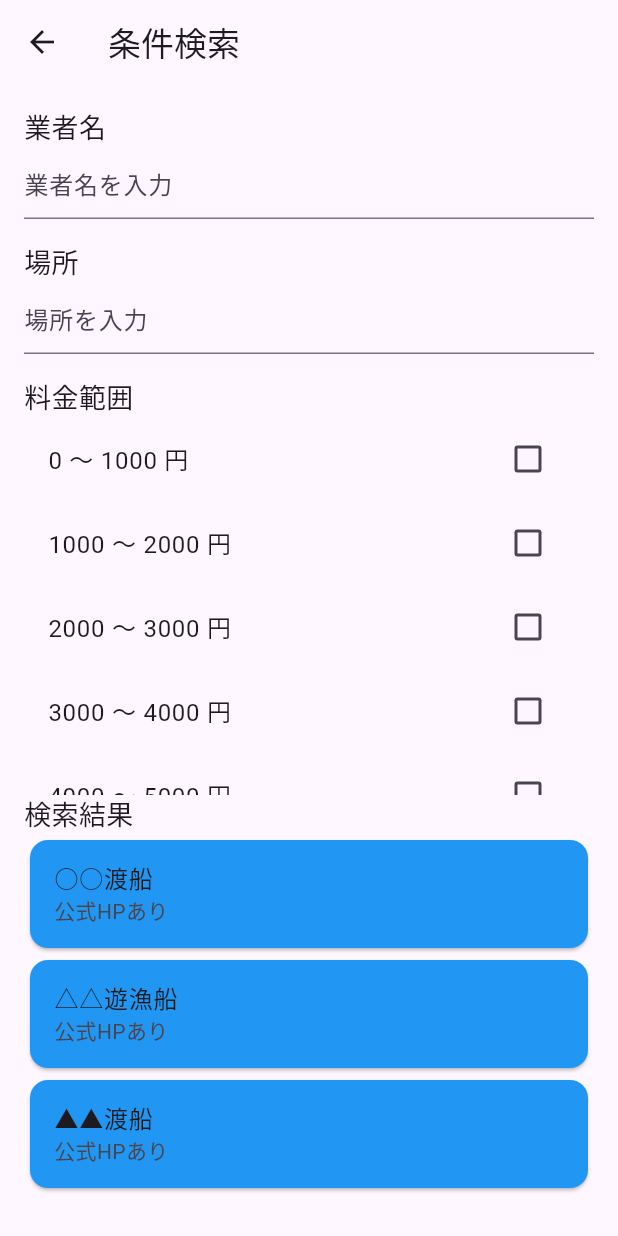
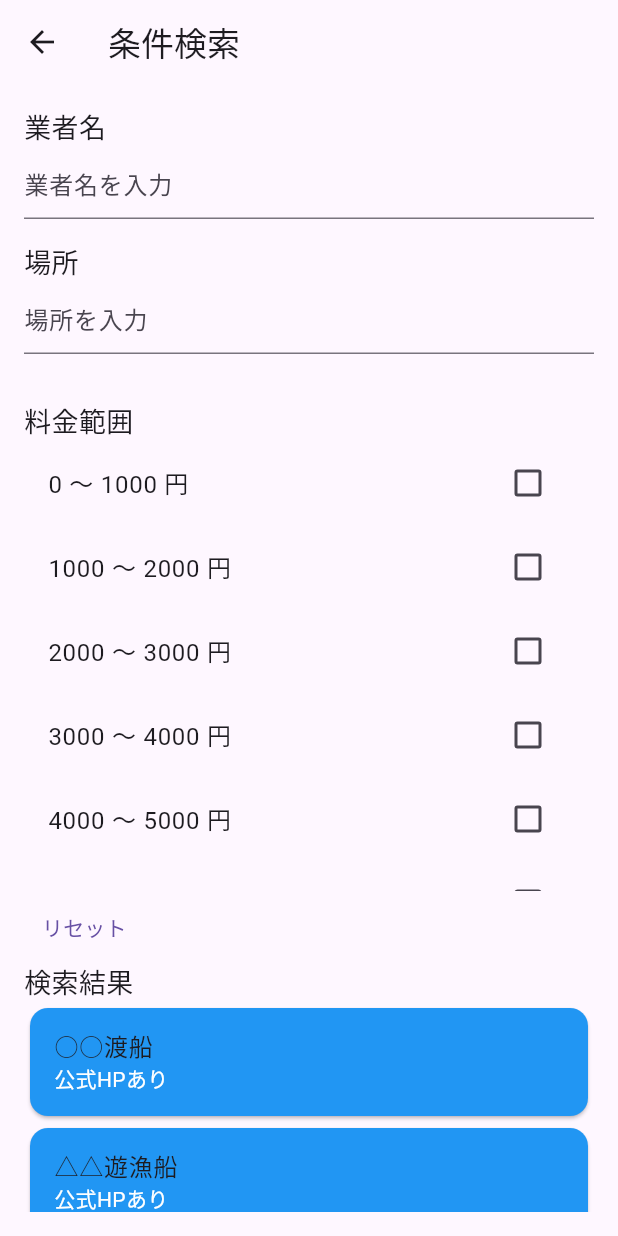
Before and after one commit to Kaito-nagai/fishing_app, a Flutter app: the screen it shows after launch, after a tap on the "search" icon, on a phone screen of 412 x 824 dp. Run offline on Flutter 3.47's test engine with Material 3 defaults, Android fonts, the light colour scheme and no system bars.

Commit message:
コードを整理し、不要なデバッグコードを削除

```diff
--- a/lib/main.dart
+++ b/lib/main.dart
@@ -4,9 +4,13 @@ import 'package:flutter/material.dart';
 import 'package:flutter/services.dart';
 import 'dart:convert';
 import 'package:url_launcher/url_launcher.dart'; // 外部リンク用
+import 'package:flutter/foundation.dart'; // kDebugMode用
+import 'package:fishing_app/pages/search_form.dart'; // SearchFormをインポート
 
 void main() {
+  if (kDebugMode) {
     debugPrint('Starting FishingApp...');
+  }
   runApp(const FishingApp());
 }
 
@@ -16,12 +20,12 @@ class FishingApp extends StatelessWidget {
 
   @override
   Widget build(BuildContext context) {
+    if (kDebugMode) {
       debugPrint('FishingApp: Building...');
+    }
     return MaterialApp(
       title: 'Fishing App',
-      theme: ThemeData(
-        primarySwatch: Colors.blue,
-      ),
+      theme: ThemeData(primarySwatch: Colors.blue),
       home: const HomePage(), // ホーム画面を指定
     );
   }
@@ -33,17 +37,17 @@ class HomePage extends StatelessWidget {
 
   @override
   Widget build(BuildContext context) {
+    if (kDebugMode) {
       debugPrint('Building HomePage...');
+    }
     return Scaffold(
-      appBar: AppBar(
-        title: const Text('Fishing App'),
-      ),
-      body: const Center(
-        child: Text('ようこそ！', style: TextStyle(fontSize: 24)),
-      ),
+      appBar: AppBar(title: const Text('Fishing App')),
+      body: const Center(child: Text('ようこそ！', style: TextStyle(fontSize: 24))),
       floatingActionButton: FloatingActionButton(
         onPressed: () {
+          if (kDebugMode) {
             debugPrint('FloatingActionButton pressed');
+          }
           Navigator.push(
             context,
             MaterialPageRoute(builder: (context) => const SearchPage()),
@@ -75,26 +79,49 @@ class _SearchPageState extends State<SearchPage> {
   @override
   void initState() {
     super.initState();
+    if (kDebugMode) {
       debugPrint('SearchPage: initState is called');
+    }
     _loadJsonData();
+  }
+
+  @override
+  void dispose() {
+    _debounce?.cancel();
+    _nameController.dispose();
+    _locationController.dispose();
+    super.dispose();
   }
 
   // JSONデータをロード
   Future<void> _loadJsonData() async {
+    try {
+      if (kDebugMode) {
         debugPrint('SearchPage: Loading JSON data...');
-    final String response =
-        await rootBundle.loadString('assets/data/sample_data.json');
+      }
+      final String response = await rootBundle.loadString(
+        'assets/data/sample_data.json',
+      );
       final data = json.decode(response);
       setState(() {
         _data = data;
         _filteredData = data; // 初期状態で全データを表示
       });
+      if (kDebugMode) {
         debugPrint('SearchPage: JSON data loaded.');
+      }
+    } catch (e) {
+      if (kDebugMode) {
+        debugPrint('Error loading JSON data: $e');
+      }
+    }
   }
 
   // 入力条件が変更されたときに呼び出される
   void _onConditionChanged() {
+    if (kDebugMode) {
       debugPrint('_onConditionChanged called');
+    }
     if (_debounce?.isActive ?? false) {
       _debounce?.cancel();
     }
@@ -111,18 +138,23 @@ class _SearchPageState extends State<SearchPage> {
           !_selectedPrices.contains(true)) {
         _filteredData = _getRandomData(); // 条件が空の場合、ランダムデータを表示
       } else {
-        _filteredData = _data.where((item) {
+        _filteredData =
+            _data.where((item) {
               final String name = item['name'];
               final String location = item['location'];
               final int price = item['price'];
 
-          final bool matchesName = _nameController.text.isEmpty ||
+              final bool matchesName =
+                  _nameController.text.isEmpty ||
                   name.contains(_nameController.text);
 
-          final bool matchesLocation = _locationController.text.isEmpty ||
+              final bool matchesLocation =
+                  _locationController.text.isEmpty ||
                   location.contains(_locationController.text);
 
-          final bool matchesPrice = _selectedPrices.asMap().entries.any((entry) {
+              final bool matchesPrice = _selectedPrices.asMap().entries.any((
+                entry,
+              ) {
                 if (entry.value) {
                   final int minPrice = entry.key * 1000;
                   final int maxPrice = (entry.key + 1) * 1000;
@@ -150,36 +182,27 @@ class _SearchPageState extends State<SearchPage> {
 
   @override
   Widget build(BuildContext context) {
+    if (kDebugMode) {
       debugPrint('Building SearchPage...');
+    }
     return Scaffold(
-      appBar: AppBar(
-        title: const Text('条件検索'),
-      ),
+      appBar: AppBar(title: const Text('条件検索')),
       body: Padding(
         padding: const EdgeInsets.all(16.0),
+        child: SingleChildScrollView(
+          // 全体をスクロール可能に
           child: Column(
             crossAxisAlignment: CrossAxisAlignment.start,
             children: [
-            const Text('業者名', style: TextStyle(fontSize: 18)),
-            TextField(
-              controller: _nameController,
-              decoration: const InputDecoration(
-                hintText: '業者名を入力',
-              ),
-              onChanged: (value) => _onConditionChanged(),
-            ),
-            const SizedBox(height: 16),
-            const Text('場所', style: TextStyle(fontSize: 18)),
-            TextField(
-              controller: _locationController,
-              decoration: const InputDecoration(
-                hintText: '場所を入力',
-              ),
-              onChanged: (value) => _onConditionChanged(),
+              SearchForm(
+                nameController: _nameController,
+                locationController: _locationController,
+                onConditionChanged: _onConditionChanged,
               ),
               const SizedBox(height: 16),
               const Text('料金範囲', style: TextStyle(fontSize: 18)),
-            Expanded(
+              SizedBox(
+                height: 300, // 高さを明示的に指定
                 child: ListView.builder(
                   itemCount: _selectedPrices.length,
                   itemBuilder: (context, index) {
@@ -198,9 +221,19 @@ class _SearchPageState extends State<SearchPage> {
                   },
                 ),
               ),
+              TextButton(
+                onPressed: () {
+                  setState(() {
+                    _nameController.clear();
+                    _locationController.clear();
+                    _selectedPrices.fillRange(0, _selectedPrices.length, false);
+                    _filteredData = _data;
+                  });
+                },
+                child: const Text('リセット'),
+              ),
               const Text('検索結果', style: TextStyle(fontSize: 18)),
-            Expanded(
-              child: _filteredData.isEmpty
+              _filteredData.isEmpty
                   ? const Center(
                     child: Text(
                       '一致する条件がありません',
@@ -208,6 +241,8 @@ class _SearchPageState extends State<SearchPage> {
                     ),
                   )
                   : ListView.builder(
+                    shrinkWrap: true, // ListViewの高さを内容に合わせる
+                    physics: const NeverScrollableScrollPhysics(),
                     itemCount: _filteredData.length,
                     itemBuilder: (context, index) {
                       final item = _filteredData[index];
@@ -227,15 +262,19 @@ class _SearchPageState extends State<SearchPage> {
                           color: hasWebsite ? Colors.blue : Colors.grey,
                           child: ListTile(
                             title: Text(item['name']),
-                              subtitle:
-                                  Text(hasWebsite ? '公式HPあり' : '公式HPなし'),
+                            subtitle: Text(
+                              hasWebsite ? '公式HPあり' : '公式HPなし',
+                              style: TextStyle(
+                                color: hasWebsite ? Colors.white : Colors.black,
+                              ),
+                            ),
                           ),
                         ),
                       );
                     },
                   ),
+            ],
           ),
-          ],
         ),
       ),
     );
--- /dev/null
+++ b/lib/pages/search_form.dart
@@ -0,0 +1,51 @@
+import 'package:flutter/material.dart';
+
+class SearchForm extends StatelessWidget {
+  final TextEditingController nameController;
+  final TextEditingController locationController;
+  final VoidCallback onConditionChanged;
+
+  const SearchForm({
+    super.key,
+    required this.nameController,
+    required this.locationController,
+    required this.onConditionChanged,
+  });
+
+
+  @override
+  Widget build(BuildContext context) {
+    // デバッグログを追加
+    debugPrint('✅ SearchForm がビルドされました');
+
+    return Column(
+      crossAxisAlignment: CrossAxisAlignment.start,
+      children: [
+        const Text('業者名', style: TextStyle(fontSize: 18)),
+        TextField(
+          controller: nameController,
+          decoration: const InputDecoration(
+            hintText: '業者名を入力',
+          ),
+          onChanged: (value) {
+            debugPrint('🔄 業者名が変更されました: $value');
+            onConditionChanged();
+          },
+        ),
+        const SizedBox(height: 16),
+        const Text('場所', style: TextStyle(fontSize: 18)),
+        TextField(
+          controller: locationController,
+          decoration: const InputDecoration(
+            hintText: '場所を入力',
+          ),
+          onChanged: (value) {
+            debugPrint('🔄 場所が変更されました: $value');
+            onConditionChanged();
+          },
+        ),
+        const SizedBox(height: 16),
+      ],
+    );
+  }
+}
```
Also changed, not shown: lib/pages/search_page.dart (added, +142 -0 lines), 7 other files. Lines whose indentation alone changed are shown as unchanged.
